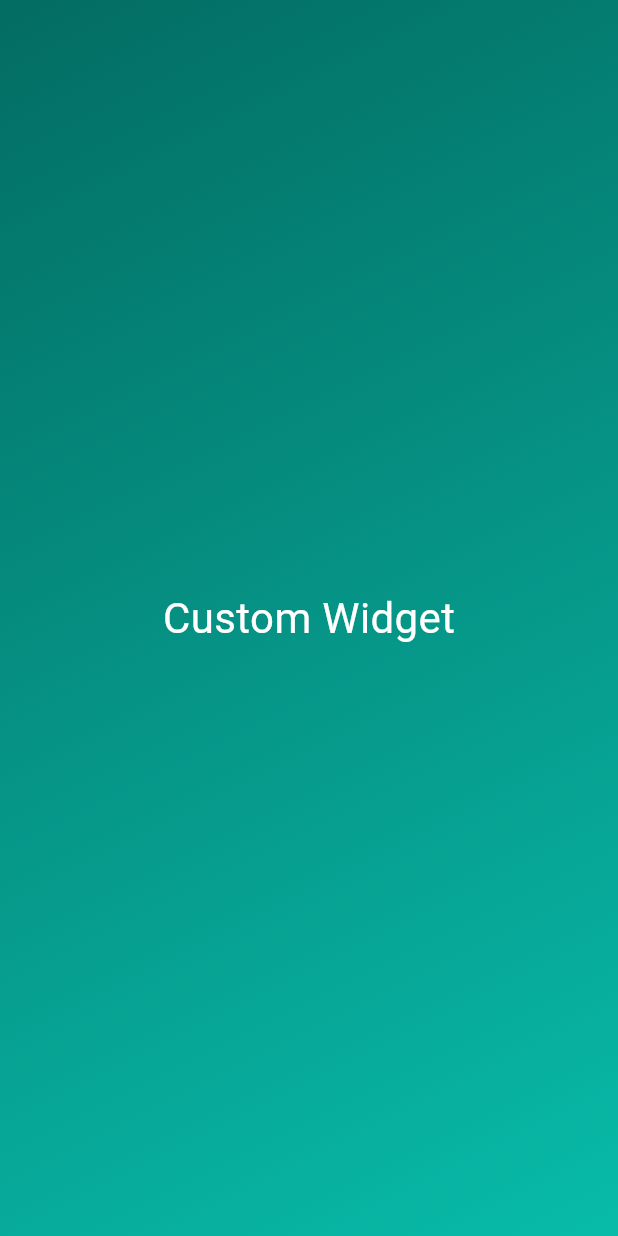
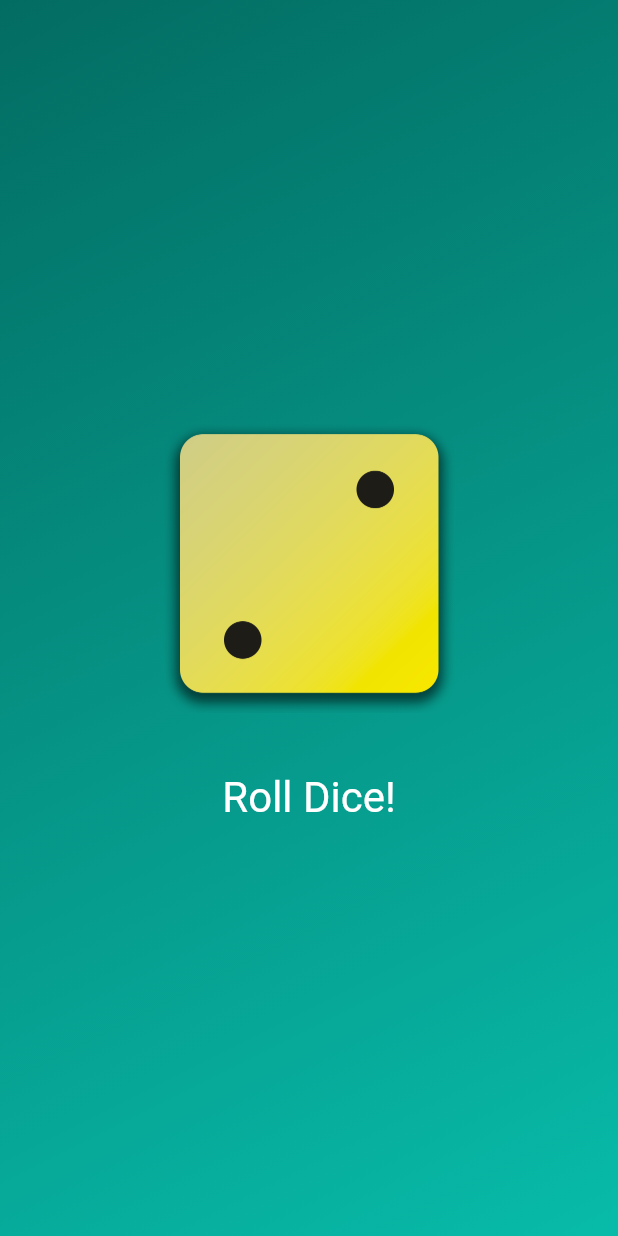
Before and after one commit to Prajjawal12/Random-Dice-Roll, a Flutter app: the screen it shows after launch, on a phone screen of 412 x 824 dp. Run offline on Flutter 3.47's test engine with Material 3 defaults, Android fonts, the phone set to English and light mode, and no system bars.

Commit message:
app completed and functions as intended

```diff
--- /dev/null
+++ b/dice_app/lib/dice_roller.dart
@@ -0,0 +1,44 @@
+import 'package:flutter/material.dart';
+import 'dart:math';
+
+class DiceRoller extends StatefulWidget {
+  const DiceRoller({super.key});
+  @override
+  State<DiceRoller> createState() {
+    return _DiceRollerState();
+  }
+}
+
+class _DiceRollerState extends State<DiceRoller> {
+  var activeDiceImage = 'assets/images/dice-2.png';
+  void rollDice() {
+    final randomizer = Random();
+    var diceRoll = randomizer.nextInt(6) + 1;
+    setState(() {
+      activeDiceImage = 'assets/images/dice-$diceRoll.png';
+    });
+  }
+
+  @override
+  Widget build(BuildContext context) {
+    return Column(
+      mainAxisSize: MainAxisSize.min,
+      children: [
+        Image.asset(
+          activeDiceImage,
+          width: 200,
+        ),
+        const SizedBox(height: 20),
+        TextButton(
+          onPressed: rollDice,
+          style: TextButton.styleFrom(
+            padding: const EdgeInsets.only(top: 20),
+            foregroundColor: Colors.white,
+            textStyle: const TextStyle(fontSize: 28),
+          ),
+          child: const Text('Roll Dice!'),
+        )
+      ],
+    );
+  }
+}
--- a/dice_app/lib/gradient_container.dart
+++ b/dice_app/lib/gradient_container.dart
@@ -1,26 +1,30 @@
-import 'package:dice_app/styled_text.dart';
+import 'package:dice_app/dice_roller.dart';
 import 'package:flutter/material.dart';
 
 const alignmentBegin = Alignment.topLeft;
 const alignmentEnd = Alignment.bottomRight;
 
 class GradientContainer extends StatelessWidget {
-  const GradientContainer({super.key});
+  GradientContainer(this.colors, {super.key});
+  final List<Color> colors;
+  var activeDiceImage = 'assets/images/dice-1.png';
+  void rollDice() {
+    activeDiceImage = 'assets/images/dice-4.png';
+    print('check');
+  }
+
   @override
   Widget build(context) {
     return Container(
-      decoration: const BoxDecoration(
+      decoration: BoxDecoration(
         gradient: LinearGradient(
-          colors: [
-            Color.fromARGB(255, 3, 108, 98),
-            Color.fromARGB(255, 8, 187, 169)
-          ],
+          colors: colors,
           begin: alignmentBegin,
           end: alignmentEnd,
         ),
       ),
       child: const Center(
-        child: StyledText(),
+        child: DiceRoller(),
       ),
     );
   }
--- a/dice_app/lib/main.dart
+++ b/dice_app/lib/main.dart
@@ -3,10 +3,15 @@ import 'package:dice_app/gradient_container.dart';
 
 void main() {
   runApp(
-    const MaterialApp(
+    MaterialApp(
       debugShowCheckedModeBanner: false,
       home: Scaffold(
-        body: GradientContainer(),
+        body: GradientContainer(
+          const [
+            Color.fromARGB(255, 3, 108, 98),
+            Color.fromARGB(255, 8, 187, 169)
+          ],
+        ),
       ),
     ),
   );
--- a/dice_app/lib/styled_text.dart
+++ b/dice_app/lib/styled_text.dart
@@ -1,12 +1,13 @@
 import 'package:flutter/material.dart';
 
 class StyledText extends StatelessWidget {
-  const StyledText({super.key});
+  const StyledText(this.text, {super.key});
+  final String text;
   @override
   Widget build(BuildContext context) {
-    return const Text(
-      'Custom Widget',
-      style: TextStyle(color: Colors.white, fontSize: 28),
+    return Text(
+      text,
+      style: const TextStyle(color: Colors.white, fontSize: 28),
     );
   }
 }
```
Also changed, not shown: dice_app/pubspec.yaml (+8 -6 lines), dice_app/assets/images/dice-1.png (added), dice_app/assets/images/dice-2.png (added), dice_app/assets/images/dice-3.png (added), dice_app/assets/images/dice-4.png (added), dice_app/assets/images/dice-5.png (added), dice_app/assets/images/dice-6.png (added).
